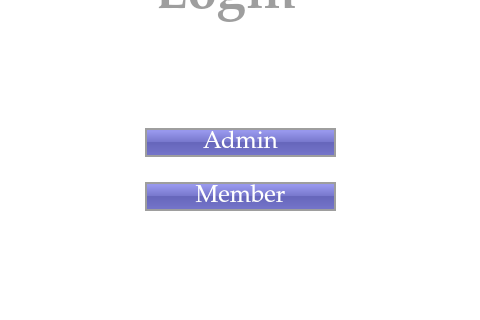
Above: UI/MainPageUI.ui from tural777/FinalProject before the change; both pictures show x 165 to 645 and y 180 to 500 of the 800 by 600 pixel window. Below: the same form after it.
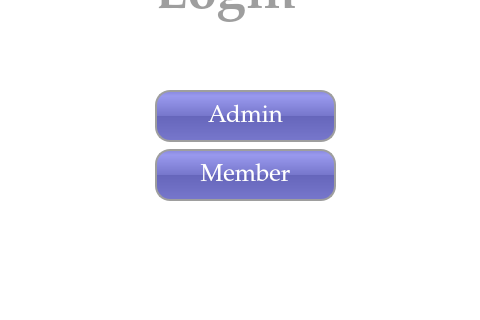
That is the form after the change.

Patch:
```diff
--- a/UI/MainPageUI.ui
+++ b/UI/MainPageUI.ui
@@ -47,10 +47,10 @@
    <widget class="QWidget" name="verticalLayoutWidget">
     <property name="geometry">
      <rect>
-      <x>310</x>
-      <y>290</y>
-      <width>191</width>
-      <height>121</height>
+      <x>320</x>
+      <y>270</y>
+      <width>181</width>
+      <height>111</height>
      </rect>
     </property>
     <layout class="QVBoxLayout" name="verticalLayout">
@@ -63,7 +63,7 @@
      <item>
       <widget class="QPushButton" name="btn_admin">
        <property name="sizePolicy">
-        <sizepolicy hsizetype="Minimum" vsizetype="Fixed">
+        <sizepolicy hsizetype="Minimum" vsizetype="Preferred">
          <horstretch>0</horstretch>
          <verstretch>0</verstretch>
         </sizepolicy>
@@ -104,7 +104,7 @@
      <item>
       <widget class="QPushButton" name="btn_member">
        <property name="sizePolicy">
-        <sizepolicy hsizetype="Minimum" vsizetype="Fixed">
+        <sizepolicy hsizetype="Minimum" vsizetype="Preferred">
          <horstretch>0</horstretch>
          <verstretch>0</verstretch>
         </sizepolicy>
```
